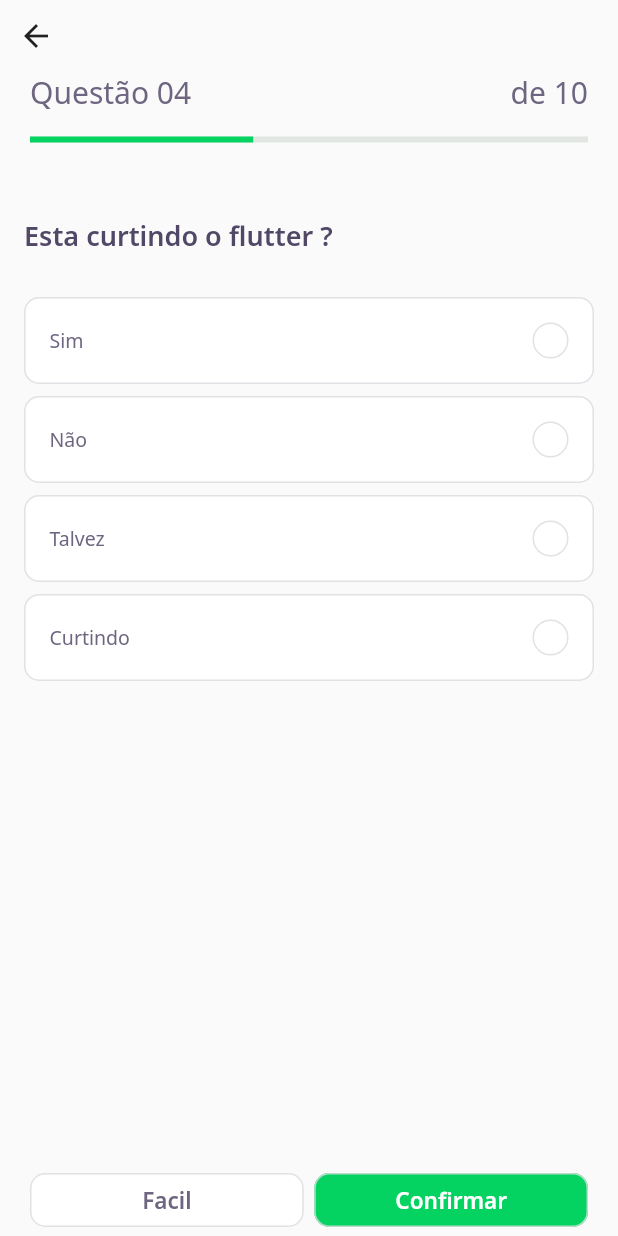
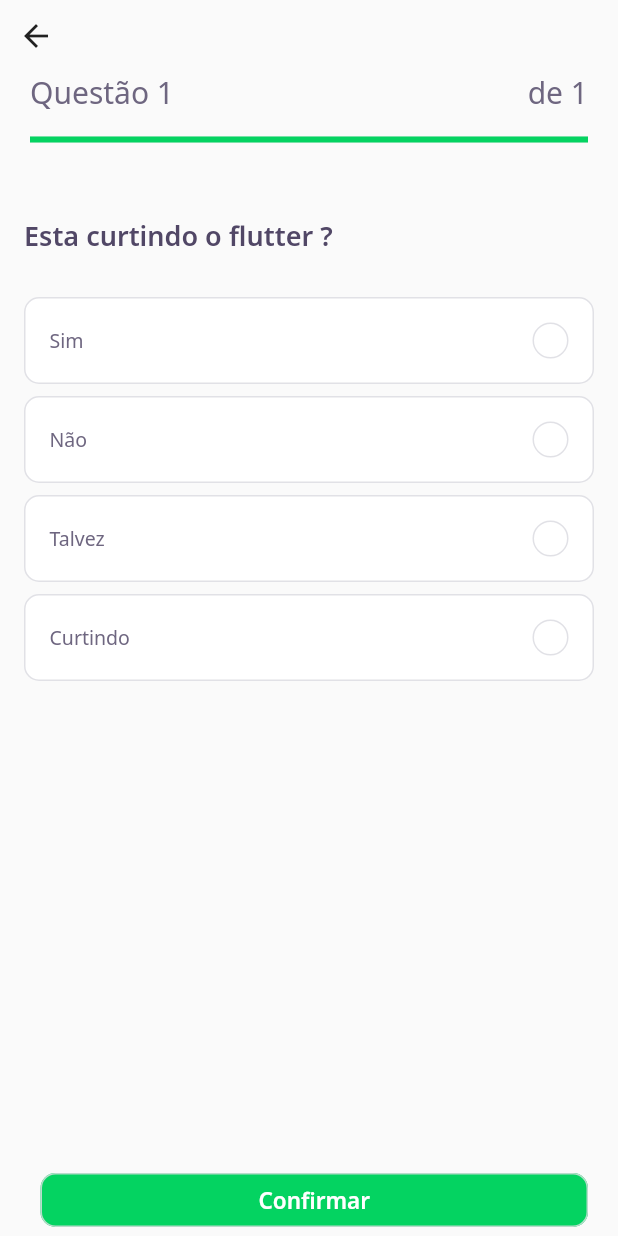
Before and after one commit to felipesouza91/nlw05, a Flutter app: the screen it shows after launch, after a tap on "NLW05 Flutter", on a phone screen of 412 x 824 dp. Run offline on Flutter 3.47's test engine with Material 2 defaults, Android fonts, the phone set to English and light mode, and no system bars; our stand-ins replace google_fonts; accounts and stored records are empty; network calls fail.

Commit message:
feat: implemetens challange page

```diff
--- a/devquiz/lib/challange/challange_page.dart
+++ b/devquiz/lib/challange/challange_page.dart
@@ -1,6 +1,8 @@
+import 'package:devquiz/challange/challenge_controller.dart';
 import 'package:devquiz/challange/widget/next_button/next_button_widget.dart';
 import 'package:devquiz/challange/widget/questions_indicator/question_indicator_widget.dart';
 import 'package:devquiz/challange/widget/quiz/quiz_widget.dart';
+import 'package:devquiz/result_page/result_page.dart';
 import 'package:devquiz/shared/models/question_model.dart';
 import 'package:flutter/material.dart';
 
@@ -12,6 +14,25 @@ class ChallangePage extends StatefulWidget {
 }
 
 class _ChallangePageState extends State<ChallangePage> {
+  final controller = ChallangeController();
+  final pageController = PageController();
+  @override
+  void initState() {
+    pageController.addListener(() {
+      controller.currentPage = pageController.page!.toInt() + 1;
+    });
+    super.initState();
+  }
+
+  nextPage() {
+    if (controller.currentPage < widget.questions.length) {
+      pageController.nextPage(
+        duration: Duration(milliseconds: 300),
+        curve: Curves.linear,
+      );
+    }
+  }
+
   @override
   Widget build(BuildContext context) {
     return Scaffold(
@@ -23,34 +44,58 @@ class _ChallangePageState extends State<ChallangePage> {
             crossAxisAlignment: CrossAxisAlignment.start,
             children: [
               BackButton(),
-              QuestionIndicatorWidget(),
+              ValueListenableBuilder<int>(
+                valueListenable: controller.currentPageNotifier,
+                builder: (context, value, _) => QuestionIndicatorWidget(
+                  currentPage: value,
+                  length: widget.questions.length,
+                ),
+              ),
             ],
           ),
         ),
       ),
-      body: QuizWidget(
-        question: widget.questions[0],
+      body: PageView(
+        physics: NeverScrollableScrollPhysics(),
+        controller: pageController,
+        children: widget.questions
+            .map((item) => QuizWidget(
+                  question: item,
+                  onChange: nextPage,
+                ))
+            .toList(),
       ),
       bottomNavigationBar: SafeArea(
         bottom: true,
         child: Padding(
           padding: const EdgeInsets.symmetric(horizontal: 20),
-          child: Row(
-            mainAxisAlignment: MainAxisAlignment.spaceEvenly,
+          child: ValueListenableBuilder<int>(
+              valueListenable: controller.currentPageNotifier,
+              builder: (context, value, _) => Row(
+                    mainAxisAlignment: MainAxisAlignment.spaceAround,
                     children: [
+                      if (value < widget.questions.length)
                         Expanded(
                             child: NextButtonWidget.white(
-                label: "Facil",
-                onTap: () {},
+                          label: "Pular",
+                          onTap: nextPage,
                         )),
-              SizedBox(width: 7),
+                      if (value == widget.questions.length) SizedBox(width: 7),
+                      if (value == widget.questions.length)
                         Expanded(
                             child: NextButtonWidget.green(
                           label: "Confirmar",
-                onTap: () {},
+                          onTap: () {
+                            Navigator.push(
+                              context,
+                              MaterialPageRoute(
+                                builder: (context) => ResultPage(),
+                              ),
+                            );
+                          },
                         )),
                     ],
-          ),
+                  )),
         ),
       ),
     );
--- /dev/null
+++ b/devquiz/lib/challange/challenge_controller.dart
@@ -0,0 +1,7 @@
+import 'package:flutter/material.dart';
+
+class ChallangeController {
+  final currentPageNotifier = ValueNotifier<int>(1);
+  int get currentPage => currentPageNotifier.value;
+  set currentPage(int value) => currentPageNotifier.value = value;
+}
--- a/devquiz/lib/challange/widget/awnser/awnser_widget.dart
+++ b/devquiz/lib/challange/widget/awnser/awnser_widget.dart
@@ -1,39 +1,46 @@
 import 'package:devquiz/core/app_colors.dart';
 import 'package:devquiz/core/app_text_styles.dart';
+import 'package:devquiz/shared/models/awnser_model.dart';
 import 'package:flutter/material.dart';
 
 class AwnserWidget extends StatelessWidget {
-  final String title;
-  final bool isRight;
+  final AwnserModel awnser;
   final bool isSelect;
-  const AwnserWidget(
-      {Key? key,
-      required this.title,
-      this.isRight = false,
-      this.isSelect = false})
-      : super(key: key);
+  final VoidCallback onTap;
+  final bool disabled;
+  const AwnserWidget({
+    Key? key,
+    required this.awnser,
+    this.isSelect = false,
+    this.disabled = false,
+    required this.onTap,
+  }) : super(key: key);
 
   Color get _selectedColorRight =>
-      isRight ? AppColors.darkGreen : AppColors.darkRed;
+      awnser.isRight ? AppColors.darkGreen : AppColors.darkRed;
 
   Color get _selectedBorderRight =>
-      isRight ? AppColors.lightGreen : AppColors.lightRed;
+      awnser.isRight ? AppColors.lightGreen : AppColors.lightRed;
 
   Color get _selectedColorCardRight =>
-      isRight ? AppColors.lightGreen : AppColors.lightRed;
+      awnser.isRight ? AppColors.lightGreen : AppColors.lightRed;
 
   Color get _selectedBorderCardRight =>
-      isRight ? AppColors.green : AppColors.red;
+      awnser.isRight ? AppColors.green : AppColors.red;
 
   TextStyle get _selectedTextStyleRight =>
-      isRight ? AppTextStyles.bodyDarkGreen : AppTextStyles.bodyDarkRed;
+      awnser.isRight ? AppTextStyles.bodyDarkGreen : AppTextStyles.bodyDarkRed;
 
-  IconData get _selectedIconRight => isRight ? Icons.check : Icons.close;
+  IconData get _selectedIconRight => awnser.isRight ? Icons.check : Icons.close;
 
   @override
   Widget build(BuildContext context) {
     return Padding(
       padding: const EdgeInsets.symmetric(horizontal: 16, vertical: 4),
+      child: IgnorePointer(
+        ignoring: disabled,
+        child: GestureDetector(
+          onTap: onTap,
           child: Container(
             padding: EdgeInsets.all(16),
             decoration: BoxDecoration(
@@ -50,8 +57,9 @@ class AwnserWidget extends StatelessWidget {
               children: [
                 Expanded(
                   child: Text(
-                title,
-                style: isSelect ? _selectedTextStyleRight : AppTextStyles.body,
+                    awnser.title,
+                    style:
+                        isSelect ? _selectedTextStyleRight : AppTextStyles.body,
                   ),
                 ),
                 Container(
@@ -62,7 +70,8 @@ class AwnserWidget extends StatelessWidget {
                     borderRadius: BorderRadius.circular(500),
                     border: Border.fromBorderSide(
                       BorderSide(
-                    color: isSelect ? _selectedBorderRight : AppColors.border,
+                        color:
+                            isSelect ? _selectedBorderRight : AppColors.border,
                       ),
                     ),
                   ),
@@ -77,6 +86,8 @@ class AwnserWidget extends StatelessWidget {
               ],
             ),
           ),
+        ),
+      ),
     );
   }
 }
--- a/devquiz/lib/challange/widget/questions_indicator/question_indicator_widget.dart
+++ b/devquiz/lib/challange/widget/questions_indicator/question_indicator_widget.dart
@@ -3,7 +3,11 @@ import 'package:devquiz/shared/widgets/progress_indicator/progress_indicator_wid
 import 'package:flutter/material.dart';
 
 class QuestionIndicatorWidget extends StatelessWidget {
-  const QuestionIndicatorWidget({Key? key}) : super(key: key);
+  final int currentPage;
+  final int length;
+  const QuestionIndicatorWidget(
+      {Key? key, required this.currentPage, required this.length})
+      : super(key: key);
   @override
   Widget build(BuildContext context) {
     return Container(
@@ -13,12 +17,12 @@ class QuestionIndicatorWidget extends StatelessWidget {
           Row(
             mainAxisAlignment: MainAxisAlignment.spaceBetween,
             children: [
-              Text("Questão 04", style: AppTextStyles.body20),
-              Text("de 10", style: AppTextStyles.body20)
+              Text("Questão $currentPage", style: AppTextStyles.body20),
+              Text("de $length", style: AppTextStyles.body20)
             ],
           ),
           SizedBox(height: 16),
-          ProgressIndicatorWidget(value: 0.4)
+          ProgressIndicatorWidget(value: currentPage / length)
         ],
       ),
     );
--- /dev/null
+++ b/devquiz/lib/challange/widget/quiz/quiz_controller.dart
@@ -0,0 +1,4 @@
+class QuizController {
+  var indexSelected = 0;
+
+}
--- a/devquiz/lib/challange/widget/quiz/quiz_widget.dart
+++ b/devquiz/lib/challange/widget/quiz/quiz_widget.dart
@@ -1,11 +1,23 @@
 import 'package:devquiz/challange/widget/awnser/awnser_widget.dart';
 import 'package:devquiz/core/app_text_styles.dart';
+import 'package:devquiz/shared/models/awnser_model.dart';
 import 'package:devquiz/shared/models/question_model.dart';
 import 'package:flutter/material.dart';
 
-class QuizWidget extends StatelessWidget {
+class QuizWidget extends StatefulWidget {
   final QuestionModel question;
-  const QuizWidget({Key? key, required this.question}) : super(key: key);
+  final VoidCallback onChange;
+  const QuizWidget({Key? key, required this.question, required this.onChange})
+      : super(key: key);
+
+  @override
+  _QuizWidgetState createState() => _QuizWidgetState();
+}
+
+class _QuizWidgetState extends State<QuizWidget> {
+  int indexSelected = -1;
+
+  List<AwnserModel> get awnser => widget.question.awnsers;
   @override
   Widget build(BuildContext context) {
     return Container(
@@ -15,18 +27,23 @@ class QuizWidget extends StatelessWidget {
           Padding(
             padding: const EdgeInsets.only(left: 16, top: 50, right: 16),
             child: Text(
-              question.title,
+              widget.question.title,
               style: AppTextStyles.heading,
             ),
           ),
           SizedBox(height: 24),
-          ...question.awnsers
-              .map((awnser) => AwnserWidget(
-                    title: awnser.title,
-                    isRight: awnser.isRight,
-                    isSelect: false,
-                  ))
-              .toList(),
+          for (int i = 0; i < awnser.length; i++)
+            AwnserWidget(
+              awnser: awnser[i],
+              disabled: indexSelected != -1,
+              isSelect: indexSelected == i,
+              onTap: () {
+                indexSelected = i;
+                setState(() {});
+                Future.delayed(Duration(seconds: 1))
+                    .then((value) => widget.onChange());
+              },
+            )
         ],
       ),
     );
--- a/devquiz/lib/core/app_widget.dart
+++ b/devquiz/lib/core/app_widget.dart
@@ -1,4 +1,4 @@
-import 'package:devquiz/home/home_page.dart';
+import 'package:devquiz/splash/splash_page.dart';
 import 'package:flutter/material.dart';
 
 class AppWidget extends StatelessWidget {
@@ -6,7 +6,7 @@ class AppWidget extends StatelessWidget {
   Widget build(BuildContext context) {
     return MaterialApp(
       title: "DevQuiz",
-      home: HomePage(),
+      home: SplashPage(),
     );
   }
 }
--- /dev/null
+++ b/devquiz/lib/result_page/result_page.dart
@@ -0,0 +1,33 @@
+import 'package:devquiz/core/app_text_styles.dart';
+import 'package:flutter/material.dart';
+
+class ResultPage extends StatelessWidget {
+  @override
+  Widget build(BuildContext context) {
+    return Scaffold(
+      body: Column(
+        mainAxisAlignment: MainAxisAlignment.center,
+        crossAxisAlignment: CrossAxisAlignment.center,
+        children: [
+          Row(
+						mainAxisAlignment: MainAxisAlignment.center,
+            children: [
+              Text(
+                "Parabéns",
+                style: AppTextStyles.heading40,
+              ),
+            ],
+          ),
+          Text(
+            "Parabéns",
+            style: AppTextStyles.heading40,
+          ),
+          Text(
+            "Parabéns",
+            style: AppTextStyles.heading40,
+          ),
+        ],
+      ),
+    );
+  }
+}
--- a/devquiz/lib/splash/splash_page.dart
+++ b/devquiz/lib/splash/splash_page.dart
@@ -1,4 +1,5 @@
 import 'package:flutter/material.dart';
+import 'package:devquiz/home/home_page.dart';
 import 'package:devquiz/core/core.dart';
 
 import '../core/app_gradients.dart';
@@ -7,6 +8,14 @@ import '../core/app_images.dart';
 class SplashPage extends StatelessWidget {
   @override
   Widget build(BuildContext context) {
+    Future.delayed(Duration(seconds: 2)).then(
+      (value) => Navigator.pushReplacement(
+        context,
+        MaterialPageRoute(
+          builder: (context) => HomePage(),
+        ),
+      ),
+    );
     return Scaffold(
       body: Container(
         decoration: BoxDecoration(
```
Lines whose indentation alone changed are shown as unchanged.
